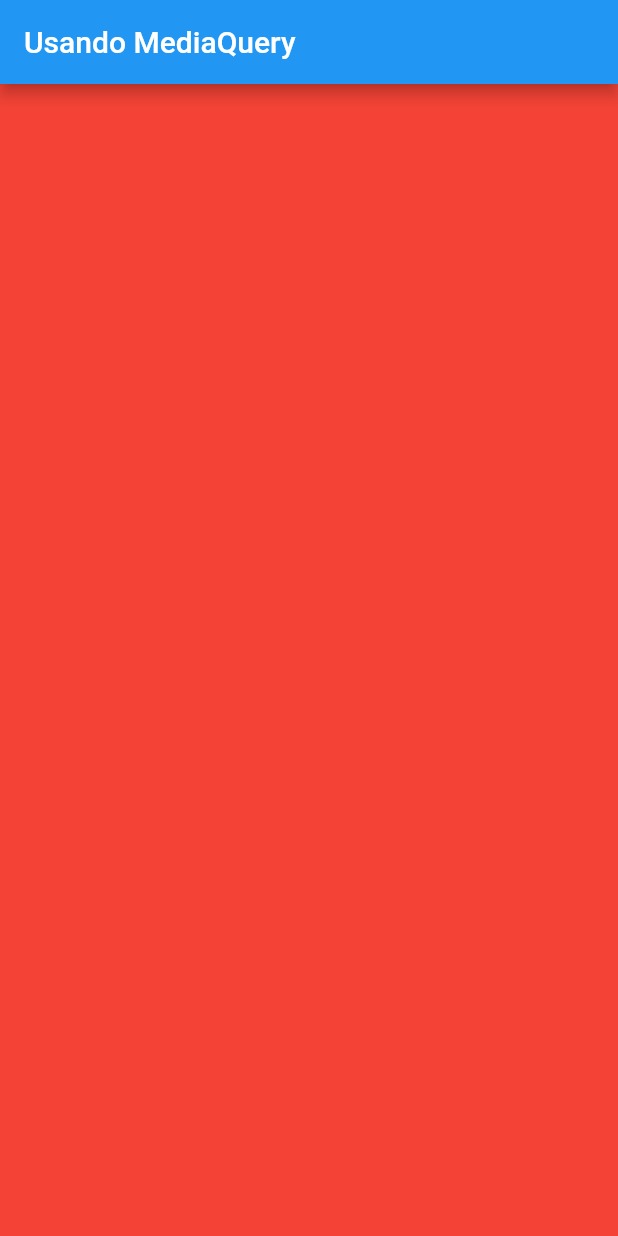
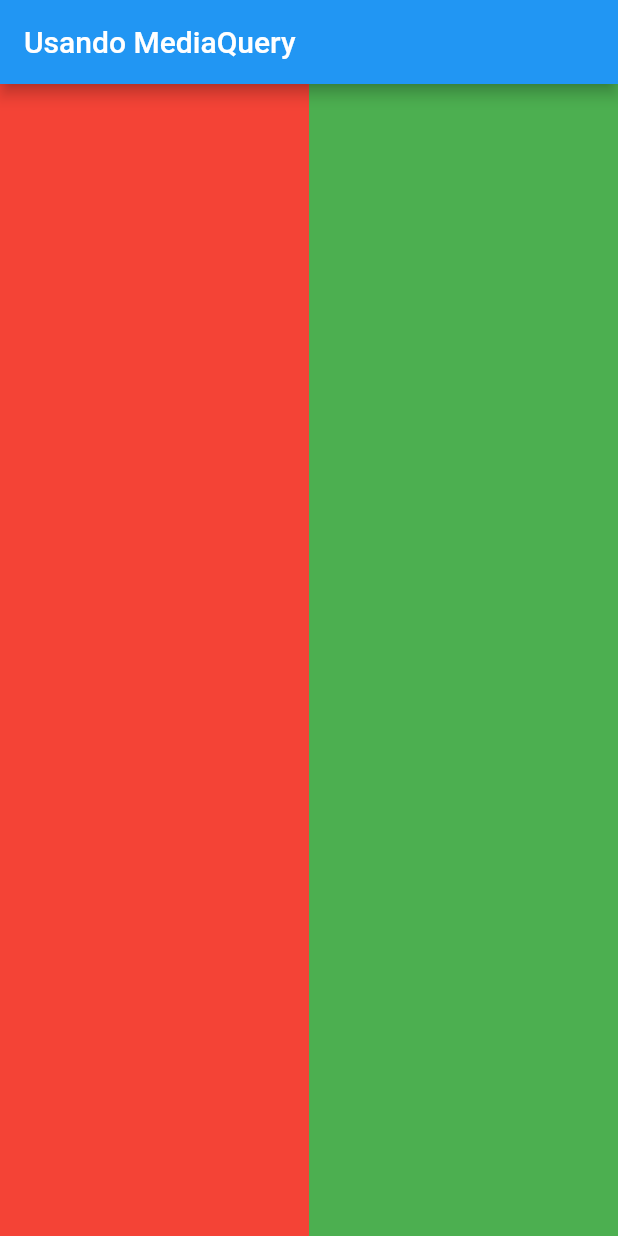
Before and after one commit to andreyquadros/MediaQuery, a Flutter app: the screen it shows after launch, on a phone screen of 412 x 824 dp. Run offline on Flutter 3.47's test engine with Material 2 defaults, Android fonts, the phone set to English and light mode, and no system bars; our stand-ins replace device_preview.

Commit message:
Exemplo de Media Query com Container e Device Preview Package

```diff
--- a/lib/homeScreen.dart
+++ b/lib/homeScreen.dart
@@ -25,11 +25,22 @@ class _HomeScreenState extends State<HomeScreen> {
       ),
       body: Column(
         children: [
-          Container(
-            height: (altura) - appBar_altura - statusBar_altura,
-            width: largura ,
-            color: Colors.red,
-          ),
+          Row(
+            children: [
+              Container(
+                height: (altura) - appBar_altura - statusBar_altura,
+                width: largura /2,
+                color: Colors.red,
+              ),
+              Container(
+                height: (altura) - appBar_altura - statusBar_altura,
+                width: largura /2,
+                color: Colors.green,
+              ),
+
+            ],
+          )
+
         ],
       ),
     );
--- a/pubspec.yaml
+++ b/pubspec.yaml
@@ -35,6 +35,7 @@ dependencies:
   # The following adds the Cupertino Icons font to your application.
   # Use with the CupertinoIcons class for iOS style icons.
   cupertino_icons: ^1.0.2
+  device_preview: ^1.1.0
 
 dev_dependencies:
   flutter_test:
```
Also changed, not shown: lib/main.dart (+11 -6 lines), pubspec.lock.
